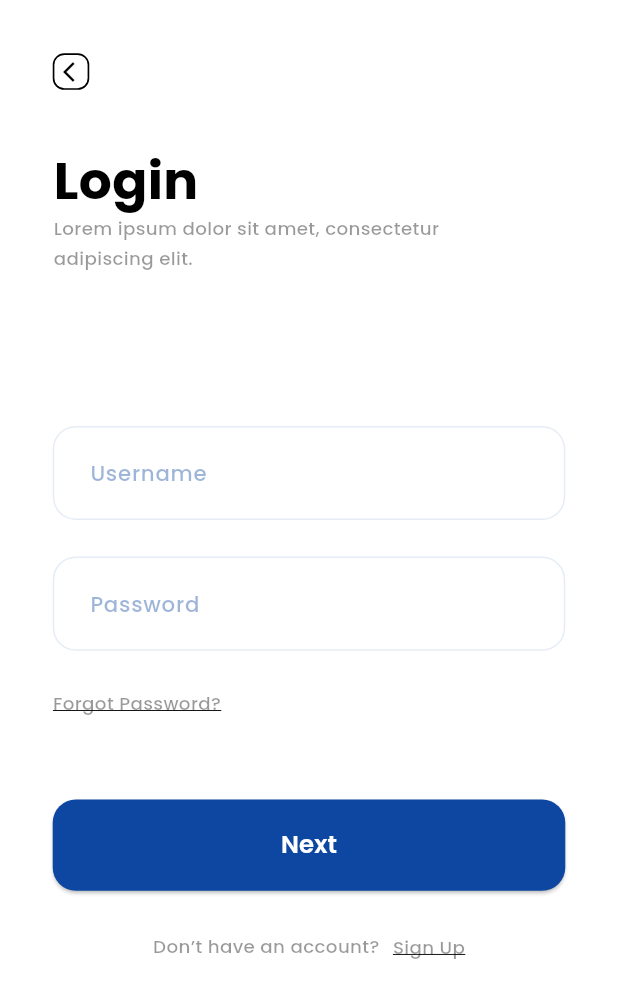
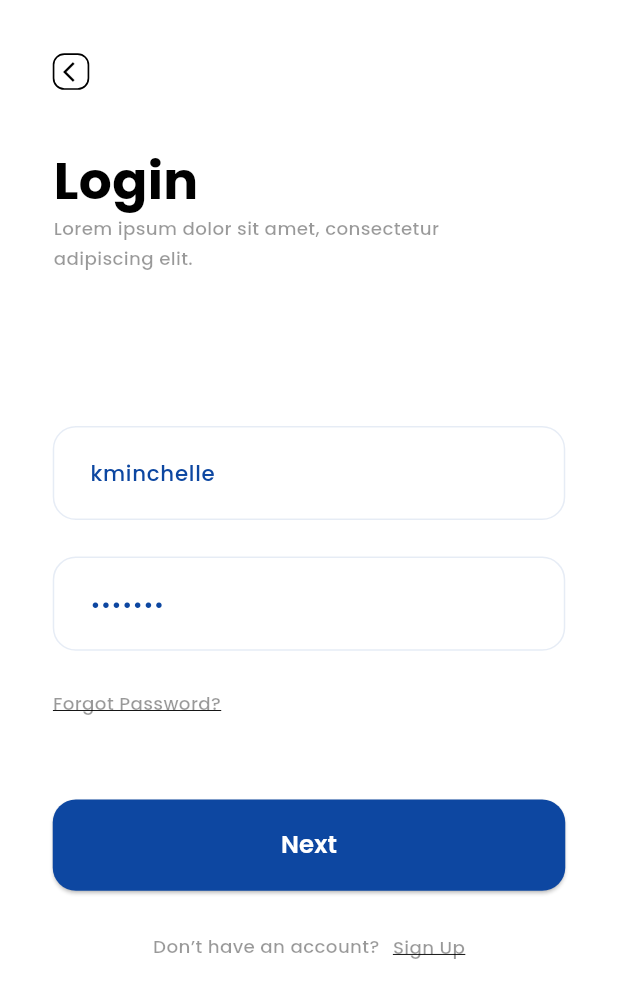
Before and after one commit to Kripa8702/riverpod-boiler-plate, a Flutter app: the screen it shows after launch, after a tap on "Login", on a phone screen of 412 x 824 dp. Shown: the top 998 px of the screen. Run offline on Flutter 3.47's test engine with Material 3 defaults, Android fonts, the phone set to English and light mode, and no system bars; our stand-ins replace cached_network_image, connectivity_plus, dio, equatable, flutter_riverpod, flutter_svg and 2 more; network calls fail.

Commit message:
Fixed: Some code changes with intiial form values

```diff
--- /dev/null
+++ b/lib/constants/form_values.dart
@@ -0,0 +1,4 @@
+class FormValues {
+  static const String username = 'kminchelle';
+  static const String password = '0lelplR';
+}
--- a/lib/features/authentication/login/controller/login_controller.dart
+++ b/lib/features/authentication/login/controller/login_controller.dart
@@ -1,4 +1,3 @@
-import 'package:dio/dio.dart';
 import 'package:equatable/equatable.dart';
 import 'package:flutter_riverpod/flutter_riverpod.dart';
 import 'package:riverpod_boiler_plate/features/authentication/model/user_model.dart';
@@ -43,7 +42,6 @@ class LoginController extends StateNotifier<LoginState> {
       state = state.copyWith(status: LoginStatus.success, user: user);
     }  catch (e) {
       ToastUtils.showToast(e.toString());
-
       state = state.copyWith(status: LoginStatus.error, error: e.toString());
     }
   }
--- a/lib/features/authentication/login/view/login_screen.dart
+++ b/lib/features/authentication/login/view/login_screen.dart
@@ -1,5 +1,6 @@
 import 'package:flutter/material.dart';
 import 'package:flutter_riverpod/flutter_riverpod.dart';
+import 'package:riverpod_boiler_plate/constants/form_values.dart';
 import 'package:riverpod_boiler_plate/features/authentication/login/controller/login_controller.dart';
 import 'package:riverpod_boiler_plate/features/widgets/widgets.dart';
 import 'package:riverpod_boiler_plate/localizations/app_localization.dart';
@@ -20,9 +21,11 @@ class LoginScreen extends ConsumerStatefulWidget {
 class _LoginScreenState extends ConsumerState<LoginScreen> {
   final GlobalKey<FormState> _formKey = GlobalKey<FormState>();
 
-  final TextEditingController emailController = TextEditingController();
+  final TextEditingController emailController =
+      TextEditingController(text: FormValues.username);
 
-  final TextEditingController passwordController = TextEditingController();
+  final TextEditingController passwordController =
+      TextEditingController(text: FormValues.password);
 
   bool onSubmit = false;
 
--- a/lib/routing/app_routes.dart
+++ b/lib/routing/app_routes.dart
@@ -29,7 +29,7 @@ class AppRoutes {
 
       case AppRoutes.loginScreen:
         return MaterialPageRoute(
-          builder: (context) => LoginScreen(),
+          builder: (context) => const LoginScreen(),
           settings: settings,
         );
       case AppRoutes.landingPageScreen:
--- a/lib/utils/dio_client.dart
+++ b/lib/utils/dio_client.dart
@@ -1,6 +1,6 @@
 import 'package:dio/dio.dart';
 import 'package:flutter/foundation.dart';
-import 'package:riverpod/riverpod.dart';
+import 'package:flutter_riverpod/flutter_riverpod.dart';
 import 'package:riverpod_boiler_plate/config/flavour_config.dart';
 import 'package:riverpod_boiler_plate/exceptions/exceptions.dart';
 import 'package:riverpod_boiler_plate/utils/pref_utils.dart';
```
Also changed, not shown: pubspec.lock, 1 other file.
